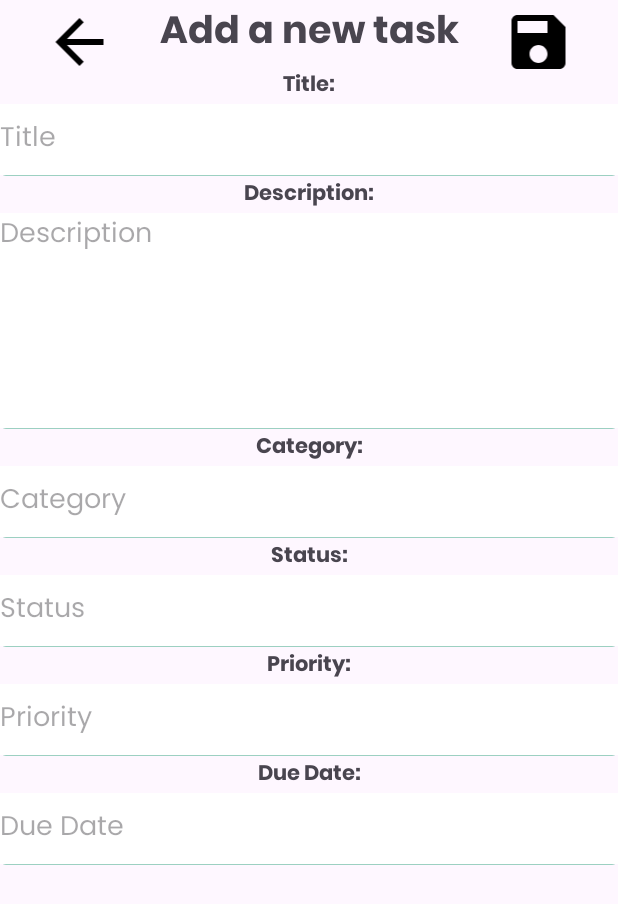
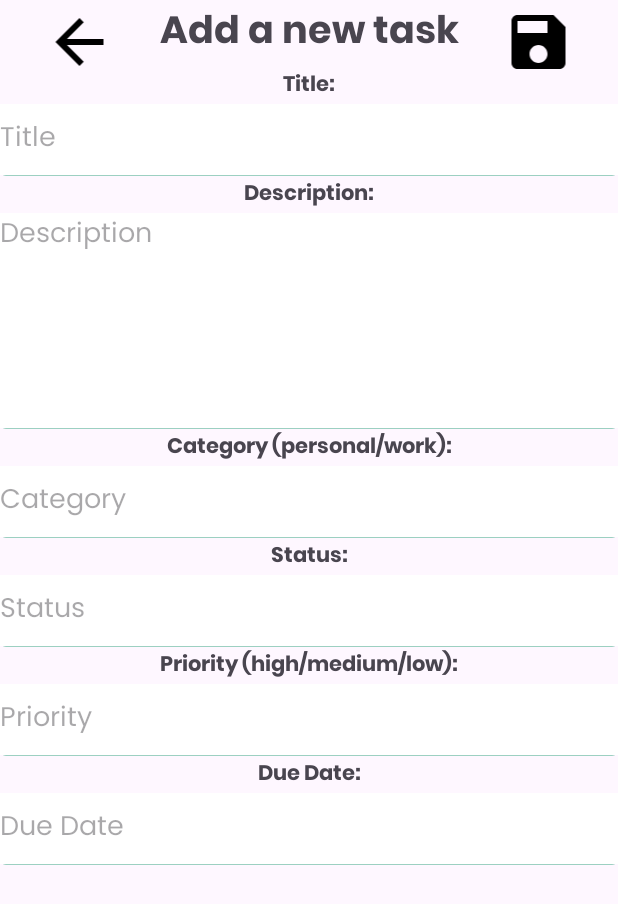
Before and after one commit to Kun-Alexandru/UBB-projects, an Android app: the AddTaskActivity screen opened directly, with no data from a screen before it, on a phone screen of 412 x 824 dp. Shown: the top 904 px of the screen. Run offline under Robolectric (Android 15) with nearby library versions, the phone set to English and light mode, and no system bars.

Commit message:
label names updated

```diff
--- a/SEM5/Mobile/Lab2/TaskTrifleAppNative/app/src/main/java/com/example/tasktrifleappnative/TasksAdapter.kt
+++ b/SEM5/Mobile/Lab2/TaskTrifleAppNative/app/src/main/java/com/example/tasktrifleappnative/TasksAdapter.kt
@@ -40,10 +40,9 @@ class TasksAdapter(private var tasks: List<Task>, private val context: Context)
         }
 
 
-        // Add a click listener to open EditTaskActivity
         holder.itemView.setOnClickListener {
             val intent = Intent(context, UpdateTaskActivity::class.java)
-            intent.putExtra("task_id", task.id) // Pass any necessary data
+            intent.putExtra("task_id", task.id)
             context.startActivity(intent)
         }
     }
--- a/SEM5/Mobile/Lab2/TaskTrifleAppNative/app/src/main/res/layout/activity_add_task.xml
+++ b/SEM5/Mobile/Lab2/TaskTrifleAppNative/app/src/main/res/layout/activity_add_task.xml
@@ -41,7 +41,7 @@
         android:id="@+id/llabelTitleAdd"
         android:layout_width="wrap_content"
         android:layout_height="wrap_content"
-        android:text="Title:"
+        android:text="@string/TitleSpecial"
         android:fontFamily="@font/poppins_bold"
         app:layout_constraintTop_toBottomOf="@id/addTextHeading"
         app:layout_constraintStart_toStartOf="parent"
@@ -65,7 +65,7 @@
         android:id="@+id/llabelDescription"
         android:layout_width="wrap_content"
         android:layout_height="wrap_content"
-        android:text="Description:"
+        android:text="@string/DescriptionSpecial"
         android:fontFamily="@font/poppins_bold"
         app:layout_constraintTop_toBottomOf="@id/editTextTitle"
         app:layout_constraintStart_toStartOf="parent"
@@ -89,7 +89,7 @@
         android:id="@+id/llabelCategory"
         android:layout_width="wrap_content"
         android:layout_height="wrap_content"
-        android:text="Category:"
+        android:text="@string/CategorySpecial"
         android:fontFamily="@font/poppins_bold"
         app:layout_constraintTop_toBottomOf="@id/editTextDescription"
         app:layout_constraintStart_toStartOf="parent"
@@ -113,7 +113,7 @@
         android:id="@+id/llabelStatus"
         android:layout_width="wrap_content"
         android:layout_height="wrap_content"
-        android:text="Status:"
+        android:text="@string/StatusSpecial"
         android:fontFamily="@font/poppins_bold"
         app:layout_constraintTop_toBottomOf="@id/editTextCategory"
         app:layout_constraintStart_toStartOf="parent"
@@ -136,7 +136,7 @@
         android:id="@+id/llabelPriority"
         android:layout_width="wrap_content"
         android:layout_height="wrap_content"
-        android:text="Priority:"
+        android:text="@string/PrioritySpecial"
         android:fontFamily="@font/poppins_bold"
         app:layout_constraintTop_toBottomOf="@id/editTextStatus"
         app:layout_constraintStart_toStartOf="parent"
@@ -159,7 +159,7 @@
         android:id="@+id/llabelDueDate"
         android:layout_width="wrap_content"
         android:layout_height="wrap_content"
-        android:text="Due Date:"
+        android:text="@string/DueDateSpecial"
         android:fontFamily="@font/poppins_bold"
         app:layout_constraintTop_toBottomOf="@id/editTextPriority"
         app:layout_constraintStart_toStartOf="parent"
--- a/SEM5/Mobile/Lab2/TaskTrifleAppNative/app/src/main/res/values/strings.xml
+++ b/SEM5/Mobile/Lab2/TaskTrifleAppNative/app/src/main/res/values/strings.xml
@@ -21,4 +21,10 @@
 
     <string name="choose_priority">Choose Priority</string>
 
+    <string name="TitleSpecial">Title:</string>
+    <string name="DescriptionSpecial">Description:</string>
+    <string name="CategorySpecial">Category (personal/work):</string>
+    <string name="StatusSpecial">Status:</string>
+    <string name="PrioritySpecial">Priority (high/medium/low):</string>
+    <string name="DueDateSpecial">Due Date:</string>
 </resources>
```
Also changed, not shown: SEM5/Mobile/Lab2/TaskTrifleAppNative/app/src/main/res/layout/activity_update.xml (+6 -6 lines).
